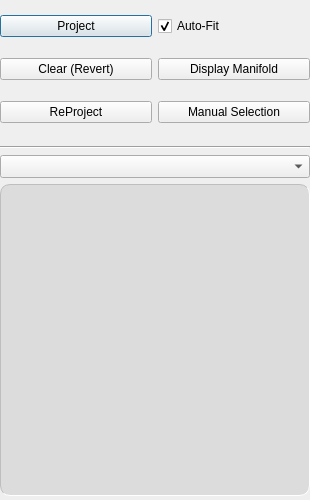
Qt form MLDemos/optsProject.ui (b4silio/MLDemos) before a commit.
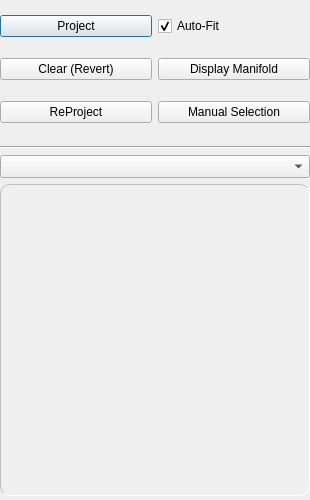
The same form after that commit.

Patch:
```diff
--- a/MLDemos/optsProject.ui
+++ b/MLDemos/optsProject.ui
@@ -178,7 +178,6 @@
     <widget class="QWidget" name="algoWidget" native="true">
      <property name="styleSheet">
       <string notr="true">#algoWidget {
-background-color: rgb(220, 220, 220);
 border-style: inset;
 border-width: 1px;
 border-color: rgb(190,190,190);
```
